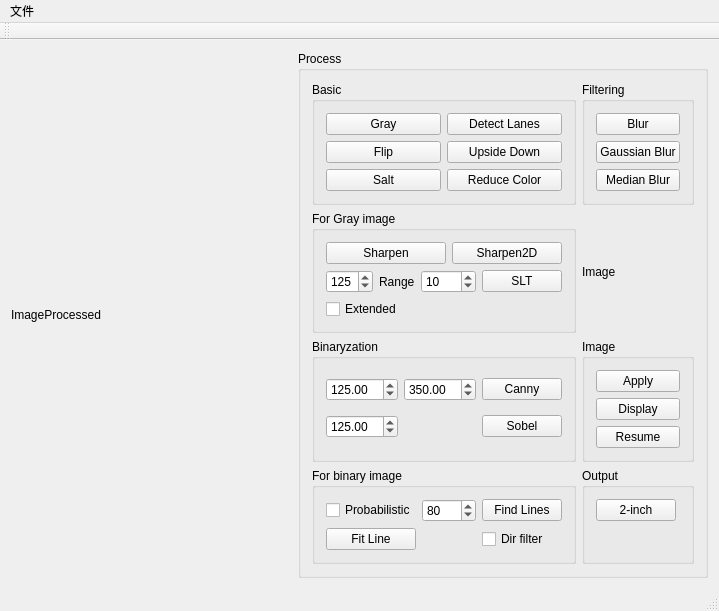
First picture: the form in OpenCarVision/mainwindow.ui, repository baidut/ITS, before the edit.
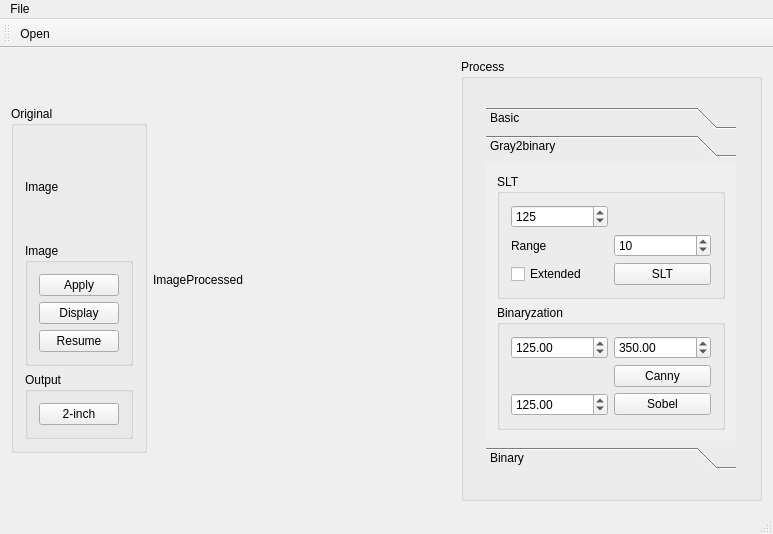
Second picture: the form after the edit. The open tabs and pages were chosen to show the change.

What changed in the file:
```diff
--- a/OpenCarVision/mainwindow.ui
+++ b/OpenCarVision/mainwindow.ui
@@ -6,8 +6,8 @@
    <rect>
     <x>0</x>
     <y>0</y>
-    <width>719</width>
-    <height>537</height>
+    <width>773</width>
+    <height>534</height>
    </rect>
   </property>
   <property name="windowTitle">
@@ -15,18 +15,7 @@
   </property>
   <widget class="QWidget" name="centralWidget">
    <layout class="QGridLayout" name="gridLayout_6">
-    <item row="1" column="0">
-     <layout class="QGridLayout" name="gridLayout_5">
-      <item row="0" column="0" rowspan="2">
-       <widget class="QLabel" name="label_imgProc">
-        <property name="text">
-         <string>ImageProcessed</string>
-        </property>
-       </widget>
-      </item>
-     </layout>
-    </item>
-    <item row="1" column="1">
+    <item row="0" column="0" rowspan="3">
      <widget class="QGroupBox" name="groupBox_3">
       <property name="sizePolicy">
        <sizepolicy hsizetype="Fixed" vsizetype="Fixed">
@@ -35,35 +24,10 @@
        </sizepolicy>
       </property>
       <property name="title">
-       <string>Process</string>
+       <string>Original</string>
       </property>
       <layout class="QGridLayout" name="gridLayout_4">
-       <item row="2" column="1">
-        <widget class="QLabel" name="label_img">
-         <property name="sizePolicy">
-          <sizepolicy hsizetype="Preferred" vsizetype="Preferred">
-           <horstretch>0</horstretch>
-           <verstretch>0</verstretch>
-          </sizepolicy>
-         </property>
-         <property name="minimumSize">
-          <size>
-           <width>100</width>
-           <height>100</height>
-          </size>
-         </property>
-         <property name="maximumSize">
-          <size>
-           <width>100</width>
-           <height>100</height>
-          </size>
-         </property>
-         <property name="text">
-          <string>Image</string>
-         </property>
-        </widget>
-       </item>
-       <item row="9" column="1">
+       <item row="8" column="0">
         <widget class="QGroupBox" name="groupBox_7">
          <property name="title">
           <string>Output</string>
@@ -79,54 +43,107 @@
          </layout>
         </widget>
        </item>
-       <item row="9" column="0">
-        <widget class="QGroupBox" name="groupBox_5">
+       <item row="3" column="0">
+        <widget class="QGroupBox" name="groupBox_8">
          <property name="title">
-          <string>For binary image</string>
+          <string>Image</string>
          </property>
-         <layout class="QGridLayout" name="gridLayout_8">
-          <item row="1" column="1">
-           <widget class="QSpinBox" name="spinBox_minVote">
-            <property name="maximum">
-             <number>1000</number>
-            </property>
-            <property name="value">
-             <number>80</number>
+         <layout class="QGridLayout" name="gridLayout_7">
+          <item row="1" column="0">
+           <widget class="QPushButton" name="pushButton_display">
+            <property name="text">
+             <string>Display</string>
             </property>
            </widget>
           </item>
-          <item row="1" column="3">
-           <widget class="QPushButton" name="pushButton_findLines">
+          <item row="0" column="0">
+           <widget class="QPushButton" name="pushButton_apply">
             <property name="text">
-             <string>Find Lines</string>
+             <string>Apply</string>
             </property>
            </widget>
           </item>
           <item row="2" column="0">
-           <widget class="QPushButton" name="pushButton_fitLine">
+           <widget class="QPushButton" name="pushButton_resume">
             <property name="text">
-             <string>Fit Line</string>
+             <string>Resume</string>
             </property>
            </widget>
           </item>
-          <item row="1" column="0">
-           <widget class="QCheckBox" name="checkBox_probabilistic">
-            <property name="text">
-             <string>Probabilistic</string>
-            </property>
-           </widget>
-          </item>
-          <item row="2" column="3">
-           <widget class="QCheckBox" name="checkBox_dirFilter">
+         </layout>
+        </widget>
+       </item>
+       <item row="0" column="0">
+        <widget class="QLabel" name="label_img">
+         <property name="sizePolicy">
+          <sizepolicy hsizetype="Preferred" vsizetype="Preferred">
+           <horstretch>0</horstretch>
+           <verstretch>0</verstretch>
+          </sizepolicy>
+         </property>
+         <property name="minimumSize">
+          <size>
+           <width>100</width>
+           <height>100</height>
+          </size>
+         </property>
+         <property name="maximumSize">
+          <size>
+           <width>100</width>
+           <height>100</height>
+          </size>
+         </property>
             <property name="text">
-             <string>Dir filter</string>
+          <string>Image</string>
             </property>
            </widget>
           </item>
          </layout>
         </widget>
        </item>
-       <item row="1" column="0">
+    <item row="0" column="2" rowspan="3">
+     <widget class="QGroupBox" name="groupBox_10">
+      <property name="title">
+       <string>Process</string>
+      </property>
+      <layout class="QGridLayout" name="gridLayout_13">
+       <item row="0" column="0">
+        <widget class="QToolBox" name="toolBox">
+         <property name="sizePolicy">
+          <sizepolicy hsizetype="Fixed" vsizetype="Fixed">
+           <horstretch>0</horstretch>
+           <verstretch>0</verstretch>
+          </sizepolicy>
+         </property>
+         <property name="minimumSize">
+          <size>
+           <width>250</width>
+           <height>0</height>
+          </size>
+         </property>
+         <property name="maximumSize">
+          <size>
+           <width>250</width>
+           <height>16777215</height>
+          </size>
+         </property>
+         <property name="currentIndex">
+          <number>0</number>
+         </property>
+         <widget class="QWidget" name="page_3">
+          <property name="geometry">
+           <rect>
+            <x>0</x>
+            <y>0</y>
+            <width>250</width>
+            <height>288</height>
+           </rect>
+          </property>
+          <attribute name="label">
+           <string>Basic</string>
+          </attribute>
+          <layout class="QGridLayout" name="gridLayout_9">
+           <item row="0" column="0">
         <widget class="QGroupBox" name="groupBox">
          <property name="title">
           <string>Basic</string>
@@ -177,96 +194,105 @@
          </layout>
         </widget>
        </item>
-       <item row="4" column="0">
-        <widget class="QGroupBox" name="groupBox_6">
+           <item row="1" column="0">
+            <widget class="QGroupBox" name="groupBox_2">
          <property name="title">
-          <string>Binaryzation</string>
-         </property>
-         <layout class="QGridLayout" name="gridLayout_3">
-          <item row="1" column="1">
-           <widget class="QDoubleSpinBox" name="doubleSpinBox_threshold1">
-            <property name="maximum">
-             <double>1000.000000000000000</double>
-            </property>
-            <property name="value">
-             <double>125.000000000000000</double>
-            </property>
-           </widget>
-          </item>
-          <item row="1" column="2">
-           <widget class="QDoubleSpinBox" name="doubleSpinBox_threshold2">
-            <property name="maximum">
-             <double>1000.000000000000000</double>
-            </property>
-            <property name="value">
-             <double>350.000000000000000</double>
-            </property>
-           </widget>
-          </item>
-          <item row="1" column="3">
-           <widget class="QPushButton" name="pushButton_canny">
+              <string>For Gray image</string>
+             </property>
+             <layout class="QGridLayout" name="gridLayout">
+              <item row="0" column="0" colspan="2">
+               <widget class="QPushButton" name="pushButton_sharpen">
             <property name="text">
-             <string>Canny</string>
+                 <string>Sharpen</string>
             </property>
            </widget>
           </item>
-          <item row="2" column="3">
-           <widget class="QPushButton" name="pushButton_sobel">
+              <item row="0" column="2" colspan="2">
+               <widget class="QPushButton" name="pushButton_sharpen2D">
             <property name="text">
-             <string>Sobel</string>
-            </property>
-           </widget>
-          </item>
-          <item row="2" column="1">
-           <widget class="QDoubleSpinBox" name="doubleSpinBox_sobelThreshold">
-            <property name="maximum">
-             <double>1000.000000000000000</double>
-            </property>
-            <property name="value">
-             <double>125.000000000000000</double>
+                 <string>Sharpen2D</string>
             </property>
            </widget>
           </item>
          </layout>
         </widget>
        </item>
-       <item row="1" column="1">
+           <item row="2" column="0">
         <widget class="QGroupBox" name="groupBox_4">
          <property name="title">
           <string>Filtering</string>
          </property>
-         <layout class="QVBoxLayout" name="verticalLayout">
-          <item>
-           <widget class="QPushButton" name="pushButton_blur">
-            <property name="text">
-             <string>Blur</string>
-            </property>
-           </widget>
-          </item>
-          <item>
+             <layout class="QGridLayout" name="gridLayout_12">
+              <item row="0" column="0">
            <widget class="QPushButton" name="pushButton_gaussianBlur">
             <property name="text">
              <string>Gaussian Blur</string>
             </property>
            </widget>
           </item>
-          <item>
+              <item row="1" column="0">
            <widget class="QPushButton" name="pushButton_medianBlur">
             <property name="text">
              <string>Median Blur</string>
             </property>
            </widget>
           </item>
+              <item row="0" column="1" rowspan="2">
+               <widget class="QPushButton" name="pushButton_blur">
+                <property name="text">
+                 <string>Blur</string>
+                </property>
+               </widget>
+              </item>
          </layout>
         </widget>
        </item>
-       <item row="2" column="0">
-        <widget class="QGroupBox" name="groupBox_2">
+          </layout>
+         </widget>
+         <widget class="QWidget" name="page_4">
+          <property name="geometry">
+           <rect>
+            <x>0</x>
+            <y>0</y>
+            <width>233</width>
+            <height>241</height>
+           </rect>
+          </property>
+          <attribute name="label">
+           <string>Gray2binary</string>
+          </attribute>
+          <layout class="QGridLayout" name="gridLayout_10">
+           <item row="0" column="0">
+            <widget class="QGroupBox" name="groupBox_9">
          <property name="title">
-          <string>For Gray image</string>
-         </property>
-         <layout class="QGridLayout" name="gridLayout">
-          <item row="1" column="2" colspan="2">
+              <string>SLT</string>
+             </property>
+             <layout class="QGridLayout" name="gridLayout_5">
+              <item row="1" column="0">
+               <widget class="QLabel" name="label">
+                <property name="text">
+                 <string>Range</string>
+                </property>
+               </widget>
+              </item>
+              <item row="2" column="1">
+               <widget class="QPushButton" name="pushButton_slt">
+                <property name="text">
+                 <string>SLT</string>
+                </property>
+               </widget>
+              </item>
+              <item row="0" column="0">
+               <widget class="QSpinBox" name="spinBox_sltTh">
+                <property name="maximum">
+                 <number>255</number>
+                </property>
+                <property name="value">
+                 <number>125</number>
+                </property>
+               </widget>
+              </item>
+              <item row="1" column="1">
            <widget class="QSpinBox" name="spinBox_sltRange">
             <property name="minimum">
              <number>1</number>
@@ -276,85 +302,135 @@
             </property>
            </widget>
           </item>
-          <item row="1" column="4">
-           <widget class="QPushButton" name="pushButton_slt">
-            <property name="text">
-             <string>SLT</string>
-            </property>
-           </widget>
-          </item>
-          <item row="2" column="0" colspan="3">
+              <item row="2" column="0">
            <widget class="QCheckBox" name="checkBox_extendedSlt">
             <property name="text">
              <string>Extended</string>
             </property>
            </widget>
           </item>
+             </layout>
+            </widget>
+           </item>
           <item row="1" column="0">
-           <widget class="QSpinBox" name="spinBox_sltTh">
-            <property name="maximum">
-             <number>255</number>
-            </property>
-            <property name="value">
-             <number>125</number>
-            </property>
-           </widget>
-          </item>
-          <item row="0" column="0" colspan="3">
-           <widget class="QPushButton" name="pushButton_sharpen">
-            <property name="text">
-             <string>Sharpen</string>
-            </property>
-           </widget>
-          </item>
-          <item row="0" column="3" colspan="2">
-           <widget class="QPushButton" name="pushButton_sharpen2D">
-            <property name="text">
-             <string>Sharpen2D</string>
-            </property>
-           </widget>
-          </item>
+            <widget class="QGroupBox" name="groupBox_6">
+             <property name="title">
+              <string>Binaryzation</string>
+             </property>
+             <layout class="QGridLayout" name="gridLayout_3">
           <item row="1" column="1">
-           <widget class="QLabel" name="label">
-            <property name="text">
-             <string>Range</string>
-            </property>
-           </widget>
-          </item>
-         </layout>
-        </widget>
-       </item>
-       <item row="4" column="1">
-        <widget class="QGroupBox" name="groupBox_8">
-         <property name="title">
-          <string>Image</string>
-         </property>
-         <layout class="QGridLayout" name="gridLayout_7">
-          <item row="1" column="0">
-           <widget class="QPushButton" name="pushButton_display">
+               <widget class="QDoubleSpinBox" name="doubleSpinBox_threshold1">
+                <property name="maximum">
+                 <double>1000.000000000000000</double>
+                </property>
+                <property name="value">
+                 <double>125.000000000000000</double>
+                </property>
+               </widget>
+              </item>
+              <item row="1" column="2">
+               <widget class="QDoubleSpinBox" name="doubleSpinBox_threshold2">
+                <property name="maximum">
+                 <double>1000.000000000000000</double>
+                </property>
+                <property name="value">
+                 <double>350.000000000000000</double>
+                </property>
+               </widget>
+              </item>
+              <item row="3" column="1">
+               <widget class="QDoubleSpinBox" name="doubleSpinBox_sobelThreshold">
+                <property name="maximum">
+                 <double>1000.000000000000000</double>
+                </property>
+                <property name="value">
+                 <double>125.000000000000000</double>
+                </property>
+               </widget>
+              </item>
+              <item row="2" column="2">
+               <widget class="QPushButton" name="pushButton_canny">
             <property name="text">
-             <string>Display</string>
+                 <string>Canny</string>
             </property>
            </widget>
           </item>
+              <item row="3" column="2">
+               <widget class="QPushButton" name="pushButton_sobel">
+                <property name="text">
+                 <string>Sobel</string>
+                </property>
+               </widget>
+              </item>
+             </layout>
+            </widget>
+           </item>
+          </layout>
+         </widget>
+         <widget class="QWidget" name="page_5">
+          <attribute name="label">
+           <string>Binary</string>
+          </attribute>
+          <layout class="QGridLayout" name="gridLayout_11">
           <item row="0" column="0">
-           <widget class="QPushButton" name="pushButton_apply">
-            <property name="text">
-             <string>Apply</string>
-            </property>
-           </widget>
-          </item>
+            <widget class="QGroupBox" name="groupBox_5">
+             <property name="title">
+              <string>For binary image</string>
+             </property>
+             <layout class="QGridLayout" name="gridLayout_8">
           <item row="2" column="0">
-           <widget class="QPushButton" name="pushButton_resume">
+               <widget class="QCheckBox" name="checkBox_dirFilter">
             <property name="text">
-             <string>Resume</string>
+                 <string>Dir filter</string>
             </property>
            </widget>
           </item>
+              <item row="3" column="0">
+               <widget class="QSpinBox" name="spinBox_minVote">
+                <property name="maximum">
+                 <number>1000</number>
+                </property>
+                <property name="value">
+                 <number>80</number>
+                </property>
+               </widget>
+              </item>
+              <item row="1" column="0">
+               <widget class="QCheckBox" name="checkBox_probabilistic">
+                <property name="text">
+                 <string>Probabilistic</string>
+                </property>
+               </widget>
+              </item>
+              <item row="5" column="0">
+               <widget class="QPushButton" name="pushButton_fitLine">
+                <property name="text">
+                 <string>Fit Line</string>
+                </property>
+               </widget>
+              </item>
+              <item row="4" column="0">
+               <widget class="QPushButton" name="pushButton_findLines">
+                <property name="text">
+                 <string>Find Lines</string>
+                </property>
+               </widget>
+              </item>
          </layout>
         </widget>
        </item>
       </layout>
+         </widget>
+        </widget>
+       </item>
+      </layout>
+     </widget>
+    </item>
+    <item row="0" column="1" rowspan="3">
+     <widget class="QLabel" name="label_imgProc">
+      <property name="text">
+       <string>ImageProcessed                                           </string>
+      </property>
      </widget>
     </item>
    </layout>
@@ -364,13 +440,13 @@
     <rect>
      <x>0</x>
      <y>0</y>
-     <width>719</width>
+     <width>773</width>
      <height>23</height>
     </rect>
    </property>
    <widget class="QMenu" name="menuFile">
     <property name="title">
-     <string>文件</string>
+     <string>File</string>
     </property>
     <addaction name="action_openFile"/>
     <addaction name="action_saveFile"/>
@@ -384,11 +460,12 @@
    <attribute name="toolBarBreak">
     <bool>false</bool>
    </attribute>
+   <addaction name="action_openFile"/>
   </widget>
   <widget class="QStatusBar" name="statusBar"/>
   <action name="action_openFile">
    <property name="text">
-    <string>打开...</string>
+    <string>Open...</string>
    </property>
   </action>
   <action name="action_saveFile">
```
Left out of the diff: 70 changed lines with no effect on the pictures. Lines whose indentation alone changed are shown as unchanged.
